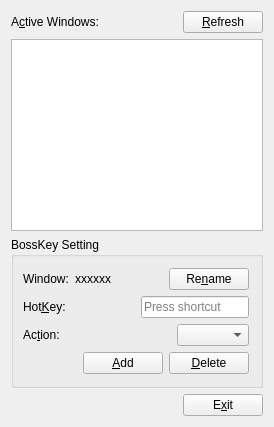
Aoi-hosizora/BossKeyManager, file MainDialog.ui: the form before one commit.
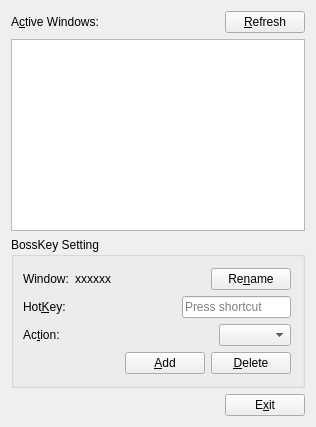
The form after the commit. Custom widgets are drawn as their Qt base class.

Diff of the .ui file:
```diff
--- a/MainDialog.ui
+++ b/MainDialog.ui
@@ -6,7 +6,7 @@
    <rect>
     <x>0</x>
     <y>0</y>
-    <width>274</width>
+    <width>316</width>
     <height>427</height>
    </rect>
   </property>
@@ -28,7 +28,7 @@
          <string>A&amp;ctive Windows:</string>
         </property>
         <property name="buddy">
-         <cstring>listView</cstring>
+         <cstring>listWidget</cstring>
         </property>
        </widget>
       </item>
@@ -55,7 +55,7 @@
      </layout>
     </item>
     <item>
-     <widget class="QListView" name="listView"/>
+     <widget class="QListWidget" name="listWidget"/>
     </item>
     <item>
      <widget class="QGroupBox" name="groupBox">
```
